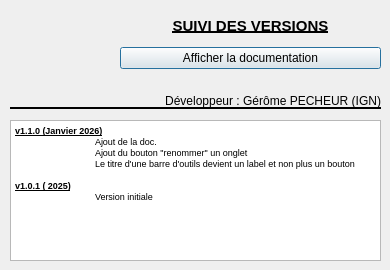
Before: the Qt Designer form aproposde.ui in IGNF/maitre-qgis-plugin, drawn with Qt 5.
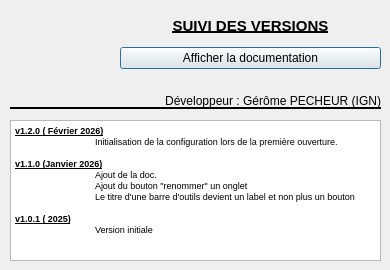
After: the same form once the commit is applied. Icons and pictures are not drawn.

Commit message: initialisation du dossier à la première ouverture

```diff
--- a/aproposde.ui
+++ b/aproposde.ui
@@ -100,6 +100,9 @@
 &lt;html&gt;&lt;head&gt;&lt;meta name=&quot;qrichtext&quot; content=&quot;1&quot; /&gt;&lt;style type=&quot;text/css&quot;&gt;
 p, li { white-space: pre-wrap; }
 &lt;/style&gt;&lt;/head&gt;&lt;body style=&quot; font-family:'MS Shell Dlg 2'; font-size:7.8pt; font-weight:400; font-style:normal;&quot;&gt;
+&lt;p style=&quot; margin-top:0px; margin-bottom:0px; margin-left:0px; margin-right:0px; -qt-block-indent:0; text-indent:0px;&quot;&gt;&lt;span style=&quot; font-size:7pt; font-weight:600; text-decoration: underline;&quot;&gt;v1.2.0 ( Février 2026)&lt;/span&gt;&lt;/p&gt;
+&lt;p style=&quot; margin-top:0px; margin-bottom:0px; margin-left:0px; margin-right:0px; -qt-block-indent:0; text-indent:0px;&quot;&gt;&lt;span style=&quot; font-size:7pt;&quot;&gt;	Initialisation de la configuration lors de la première ouverture.&lt;/span&gt;&lt;/p&gt;
+&lt;p style=&quot;-qt-paragraph-type:empty; margin-top:0px; margin-bottom:0px; margin-left:0px; margin-right:0px; -qt-block-indent:0; text-indent:0px; font-size:7pt;&quot;&gt;&lt;br /&gt;&lt;/p&gt;
 &lt;p style=&quot; margin-top:0px; margin-bottom:0px; margin-left:0px; margin-right:0px; -qt-block-indent:0; text-indent:0px;&quot;&gt;&lt;span style=&quot; font-size:7pt; font-weight:600; text-decoration: underline;&quot;&gt;v1.1.0 (Janvier 2026)&lt;/span&gt;&lt;/p&gt;
 &lt;p style=&quot; margin-top:0px; margin-bottom:0px; margin-left:0px; margin-right:0px; -qt-block-indent:0; text-indent:0px;&quot;&gt;&lt;span style=&quot; font-size:7pt;&quot;&gt;	Ajout de la doc.&lt;/span&gt;&lt;/p&gt;
 &lt;p style=&quot; margin-top:0px; margin-bottom:0px; margin-left:0px; margin-right:0px; -qt-block-indent:0; text-indent:0px;&quot;&gt;&lt;span style=&quot; font-size:7pt;&quot;&gt;	Ajout du bouton &amp;quot;renommer&amp;quot; un onglet&lt;/span&gt;&lt;/p&gt;
```
The commit also changes 8 other files.
